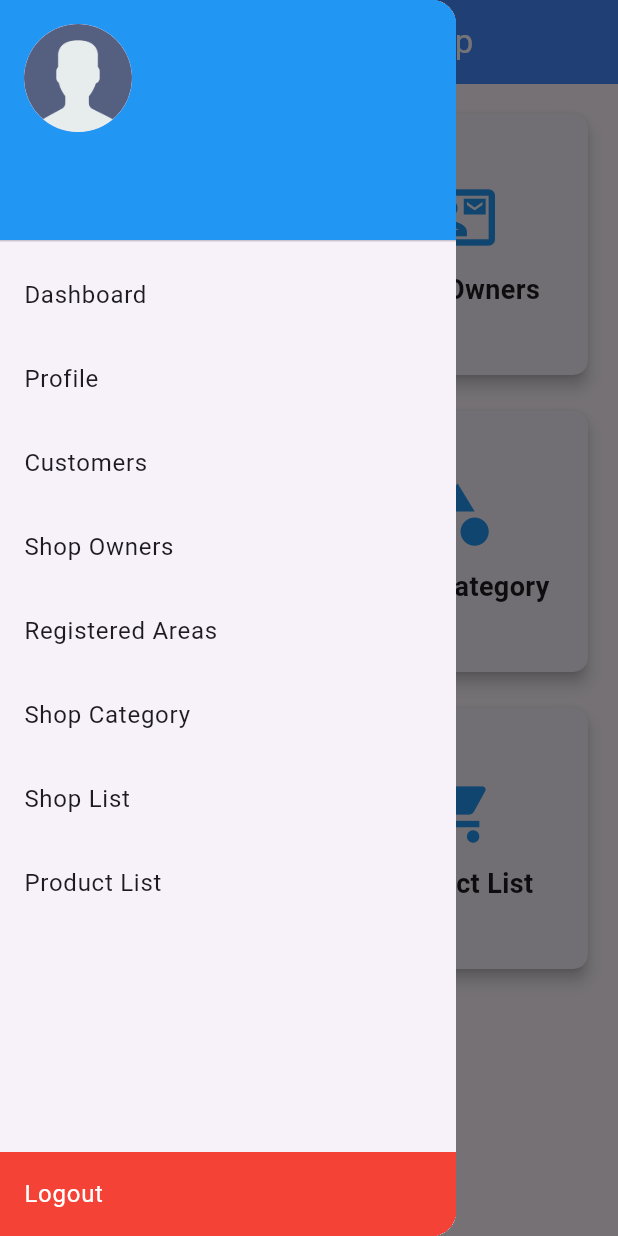
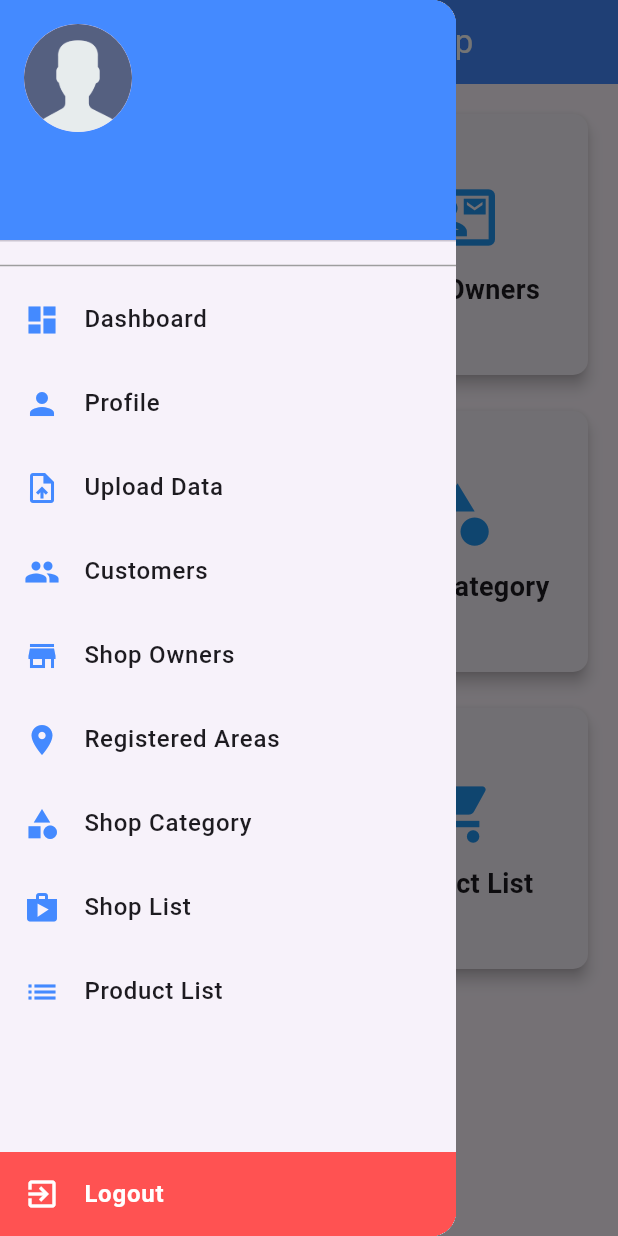
Before and after one commit to MrManavRamani-Flutter/find-shop, a Flutter app: the AdminHomeScreen screen opened by its route, with the side drawer open, on a phone screen of 412 x 824 dp. Run offline on Flutter 3.47's test engine with Material 3 defaults, Android fonts, the phone set to English and light mode, and no system bars; our stand-ins replace file_picker, flutter_rating_bar, shared_preferences, sqflite; missing offline and left inert: excel; accounts and stored records are empty.

Commit message:
10/02/2025 07:41 PM Admin Side :.... Above code in add Upload Excel Sheet For insert Data For Areas And Categories Table .... using Provider....

```diff
--- a/lib/my_app.dart
+++ b/lib/my_app.dart
@@ -5,6 +5,7 @@ import 'package:find_shop/providers/product_provider.dart';
 import 'package:find_shop/providers/shop_category_provider.dart';
 import 'package:find_shop/providers/shop_provider.dart';
 import 'package:find_shop/providers/shop_review_provider.dart';
+import 'package:find_shop/providers/upload_provider/upload_provider.dart';
 import 'package:find_shop/screens/admin/area/area_list_screen.dart';
 import 'package:find_shop/screens/admin/category/category_list_screen.dart';
 import 'package:find_shop/screens/admin/customer/customer_list_screen.dart';
@@ -13,6 +14,7 @@ import 'package:find_shop/screens/admin/product/product_list_screen.dart';
 import 'package:find_shop/screens/admin/profile_screen.dart';
 import 'package:find_shop/screens/admin/shop/shop_list_screen.dart';
 import 'package:find_shop/screens/admin/shop_owner/shop_owner_list_screen.dart';
+import 'package:find_shop/screens/admin/upload_data/upload_data_screen.dart';
 import 'package:find_shop/screens/customer/area_screens/area_list_screen.dart';
 import 'package:find_shop/screens/customer/category_screens/category_list_screen.dart';
 import 'package:find_shop/screens/customer/favorite_screens/favorite_shop_list_screen.dart';
@@ -42,6 +44,9 @@ class MyApp extends StatelessWidget {
   Widget build(BuildContext context) {
     return MultiProvider(
       providers: [
+        // Upload Data using excel file
+        ChangeNotifierProvider(create: (_) => UploadProvider()),
+        // Database Tables..
         ChangeNotifierProvider(create: (_) => AreaProvider()),
         ChangeNotifierProvider(create: (_) => RoleProvider()),
         ChangeNotifierProvider(create: (_) => UserProvider()),
@@ -94,6 +99,7 @@ class MyApp extends StatelessWidget {
           '/categories_list': (context) => const CategoryListScreen(),
           '/shop_list': (context) => const ShopListScreen(),
           '/product_list': (context) => const AdminProductListScreen(),
+          '/upload_data': (context) => const UploadDataScreen(),
         },
         debugShowCheckedModeBanner: false,
       ),
--- a/lib/screens/admin/home_screen.dart
+++ b/lib/screens/admin/home_screen.dart
@@ -36,19 +36,30 @@ class AdminDrawer extends StatelessWidget {
       child: Column(
         children: [
           AdminDrawerHeader(userProvider: userProvider),
+          const Divider(thickness: 1, color: Colors.grey),
           Expanded(
             child: ListView(
               padding: EdgeInsets.zero,
               children: [
-                _buildDrawerItem(context, 'Dashboard', '/dashboard'),
-                _buildDrawerItem(context, 'Profile', '/admin_profile'),
-                _buildDrawerItem(context, 'Customers', '/customers_list'),
-                _buildDrawerItem(context, 'Shop Owners', '/shop_owners_list'),
-                _buildDrawerItem(context, 'Registered Areas', '/areas_list'),
-                _buildDrawerItem(context, 'Shop Category', '/categories_list'),
-                _buildDrawerItem(context, 'Shop List', '/shop_list'),
-                _buildDrawerItem(context, 'Product List', '/product_list'),
-                // _buildDrawerItem(context, 'Settings', '/settings'),
+                _buildDrawerItem(
+                    context, Icons.dashboard, 'Dashboard', '/dashboard'),
+                _buildDrawerItem(
+                    context, Icons.person, 'Profile', '/admin_profile'),
+                _buildDrawerItem(
+                    context, Icons.upload_file, 'Upload Data', '/upload_data'),
+                _buildDrawerItem(
+                    context, Icons.people, 'Customers', '/customers_list'),
+                _buildDrawerItem(
+                    context, Icons.store, 'Shop Owners', '/shop_owners_list'),
+                _buildDrawerItem(context, Icons.location_on, 'Registered Areas',
+                    '/areas_list'),
+                _buildDrawerItem(context, Icons.category, 'Shop Category',
+                    '/categories_list'),
+                _buildDrawerItem(
+                    context, Icons.shop, 'Shop List', '/shop_list'),
+                _buildDrawerItem(
+                    context, Icons.list, 'Product List', '/product_list'),
+                // _buildDrawerItem(context, Icons.settings, 'Settings', '/settings'),
               ],
             ),
           ),
@@ -58,9 +69,12 @@ class AdminDrawer extends StatelessWidget {
     );
   }
 
-  Widget _buildDrawerItem(BuildContext context, String title, String route) {
+  Widget _buildDrawerItem(
+      BuildContext context, IconData icon, String title, String route) {
     return ListTile(
-      title: Text(title),
+      leading: Icon(icon, color: Colors.blueAccent),
+      title: Text(title,
+          style: const TextStyle(fontSize: 16, fontWeight: FontWeight.w500)),
       onTap: () => Navigator.pushReplacementNamed(context, route),
     );
   }
@@ -68,9 +82,11 @@ class AdminDrawer extends StatelessWidget {
   Widget _buildLogoutButton(BuildContext context, UserProvider userProvider) {
     return Container(
       width: double.infinity,
-      color: Colors.red,
+      color: Colors.redAccent,
       child: ListTile(
-        title: const Text('Logout', style: TextStyle(color: Colors.white)),
+        leading: const Icon(Icons.exit_to_app, color: Colors.white),
+        title: const Text('Logout',
+            style: TextStyle(color: Colors.white, fontWeight: FontWeight.bold)),
         onTap: () async {
           await SharedPreferencesHelper().clearUserData();
           await SharedPreferencesHelper().clearAuthToken();
@@ -94,8 +110,7 @@ class AdminDrawerHeader extends StatelessWidget {
 
   @override
   Widget build(BuildContext context) {
-    return Consumer<UserProvider>(
-      builder: (context, userProvider, child) {
+    return Consumer<UserProvider>(builder: (context, userProvider, child) {
       final loggedInUser = userProvider.loggedInUser;
       return InkWell(
         onTap: () {
@@ -104,19 +119,22 @@ class AdminDrawerHeader extends StatelessWidget {
           }
         },
         child: UserAccountsDrawerHeader(
-            decoration: const BoxDecoration(color: Colors.blue),
+          decoration: const BoxDecoration(color: Colors.blueAccent),
           accountName: Text(
             loggedInUser?.username ?? 'Guest',
-              style: const TextStyle(fontSize: 20, fontWeight: FontWeight.bold),
+            style: const TextStyle(
+                fontSize: 20, fontWeight: FontWeight.bold, color: Colors.white),
           ),
-            accountEmail: Text(loggedInUser?.email ?? 'No email'),
+          accountEmail: Text(
+            loggedInUser?.email ?? 'No email',
+            style: const TextStyle(color: Colors.white70),
+          ),
           currentAccountPicture: const CircleAvatar(
             backgroundImage: AssetImage('assets/logo/user.png'),
           ),
         ),
       );
-      },
-    );
+    });
   }
 }
 
--- a/pubspec.yaml
+++ b/pubspec.yaml
@@ -16,6 +16,9 @@ dependencies:
   path: ^1.8.3
   shared_preferences: ^2.1.1
   provider: ^6.1.2
+  excel: ^2.1.0
+  file_picker: ^6.1.1
+  path_provider: ^2.1.1
   flutter_rating_bar: ^4.0.1
   intl: ^0.18.0
 
```
Also changed, not shown: lib/providers/upload_provider/upload_provider.dart (added, +64 -0 lines), lib/screens/admin/upload_data/upload_data_screen.dart (added, +105 -0 lines), pubspec.lock. Lines whose indentation alone changed are shown as unchanged.
